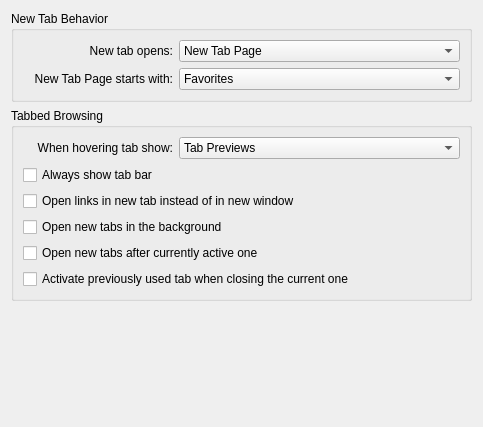
KDE/rekonq, file src/settings/settings_tabs.ui: the form before one commit.
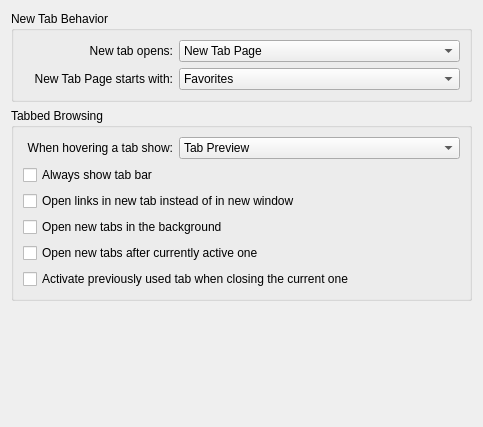
The form after the commit. Custom widgets are drawn as their Qt base class.

Commit message: string improvements in the tab settings page

Diff of the .ui file:
```diff
--- a/src/settings/settings_tabs.ui
+++ b/src/settings/settings_tabs.ui
@@ -141,7 +141,7 @@
            </size>
           </property>
           <property name="text">
-           <string>When hovering tab show:</string>
+           <string>When hovering a tab show:</string>
           </property>
           <property name="alignment">
            <set>Qt::AlignRight|Qt::AlignTrailing|Qt::AlignVCenter</set>
@@ -161,7 +161,7 @@
           </property>
           <item>
            <property name="text">
-            <string>Tab Previews</string>
+            <string>Tab Preview</string>
            </property>
           </item>
           <item>
```
Left out of the diff: 4 changed lines with no effect on the pictures.
